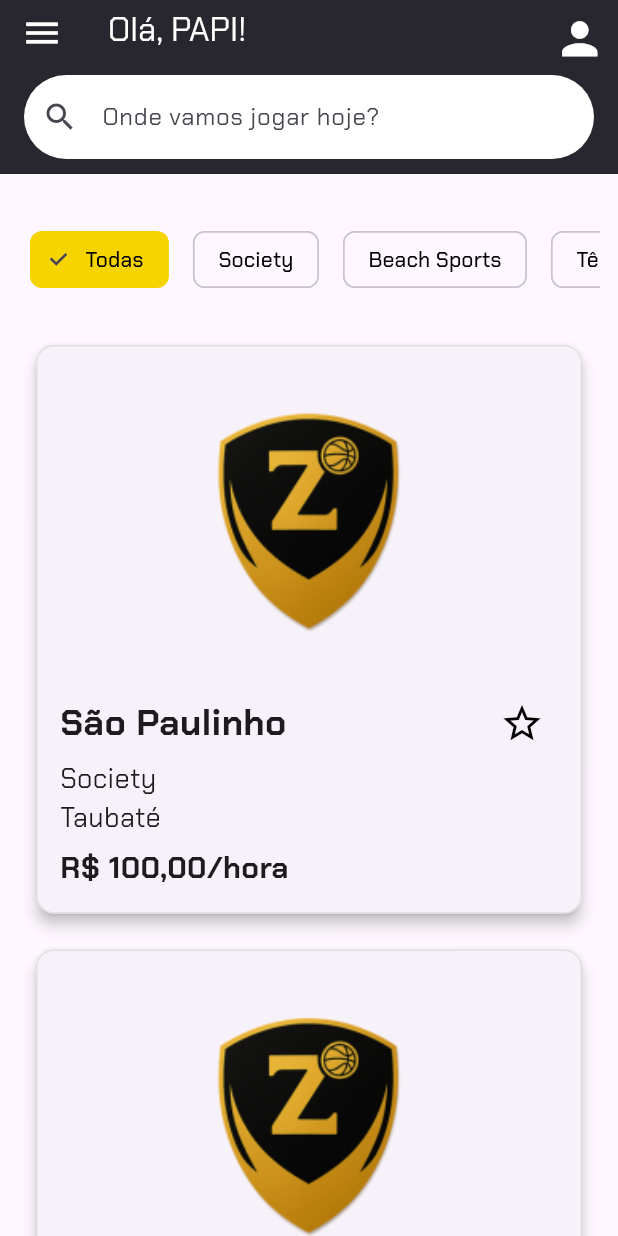
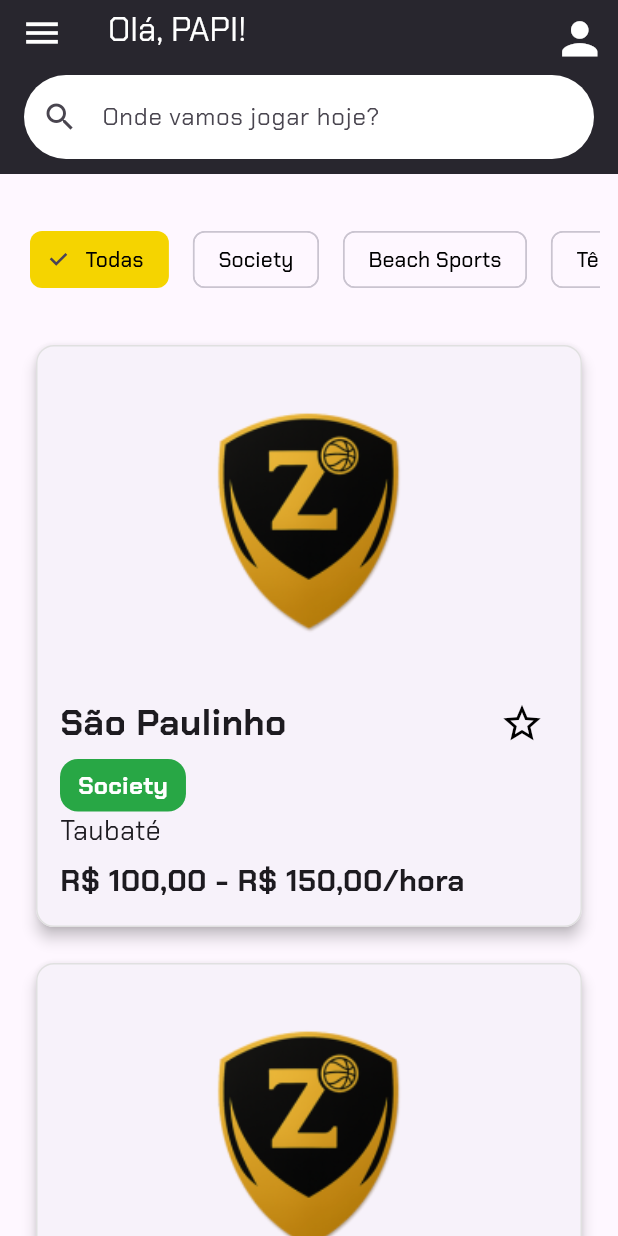
Before and after one commit to silva-luiz/arenaz_mobile_v2, a Flutter app: the screen it shows after launch, after a tap on "Entrar", on a phone screen of 412 x 824 dp. Run offline on Flutter 3.47's test engine with Material 3 defaults, Android fonts, the phone set to English and light mode, and no system bars; our stand-ins replace dio, flutter_modular, mobx, pretty_dio_logger; generated files the repository leaves out were written again.

Commit message:
feat: establishment page

```diff
--- /dev/null
+++ b/lib/src/features/arena_details/arena_details_binds.dart
@@ -0,0 +1,6 @@
+import 'package:flutter_modular/flutter_modular.dart';
+
+void arenaDetailsBinds(Injector i) {
+  // i.addLazySingleton<HomeRepository>(HomeRepositoryImpl.new);
+  // i.addLazySingleton<HomeViewmodel>(HomeViewmodel.new);
+}
--- a/lib/src/features/establishment_details/establishment_info_module.dart
+++ b/lib/src/features/establishment_details/establishment_details_module.dart
@@ -1,5 +1,5 @@
-import 'package:arenaz_mobile_v2/src/features/establishment_details/establishment_info_binds.dart';
-import 'package:arenaz_mobile_v2/src/features/establishment_details/establishment_info_routes.dart';
+import 'package:arenaz_mobile_v2/src/features/establishment_details/establishment_details_binds.dart';
+import 'package:arenaz_mobile_v2/src/features/establishment_details/establishment_details_routes.dart';
 import 'package:arenaz_mobile_v2/src/features/shared/shared_module.dart';
 import 'package:flutter_modular/flutter_modular.dart';
 
--- a/lib/src/features/home/presenter/pages/home_page.dart
+++ b/lib/src/features/home/presenter/pages/home_page.dart
@@ -7,9 +7,9 @@ import 'package:flutter/material.dart';
 class Establishment {
   final int id;
   final String name;
-  final String category;
+  final List<String> category;
   final String city;
-  final double value;
+  final String value;
   final String image;
   final String address;
   final String description;
@@ -40,10 +40,10 @@ class _HomePageState extends State<HomePage> {
     Establishment(
       id: 1,
       name: 'São Paulinho',
-      category: 'Society',
+      category: ['Society'],
       address: 'Avenida São Paulo, 1234',
       city: 'Taubaté',
-      value: 100.00,
+      value: 'R\$ 100.00 - R\$ 150.00',
       image: 'assets/images/arenaz_logo.png',
       description:
           'O local oferece uma quadra poliesportiva coberta, estacionamento gratuito e área kids para os acompanhantes.',
@@ -51,10 +51,10 @@ class _HomePageState extends State<HomePage> {
     Establishment(
       id: 2,
       name: 'Beach Master',
-      category: 'Beach Sports',
+      category: ['Beach Sports'],
       address: 'Rua do Mar, 456',
       city: 'Ubatuba',
-      value: 120.00,
+      value: 'R\$ 120.00 - R\$ 140.00',
       image: 'assets/images/arenaz_logo.png',
       description:
           'O complexo possui duas quadras de areia iluminadas, vestiários completos e uma lanchonete com opções saudáveis para os atletas.',
@@ -62,10 +62,10 @@ class _HomePageState extends State<HomePage> {
     Establishment(
       id: 3,
       name: 'Tênis Clube',
-      category: 'Tênis',
+      category: ['Tênis', 'Society'],
       address: 'Rua do Tênis, 789',
       city: 'São Paulo',
-      value: 90.00,
+      value: 'R\$ 90.00 - R\$130.00',
       image: 'assets/images/arenaz_logo.png',
       description:
           'A arena conta com campo de grama sintética, arquibancada coberta, espaço para eventos e aluguel de materiais esportivos.',
@@ -73,10 +73,10 @@ class _HomePageState extends State<HomePage> {
     Establishment(
       id: 4,
       name: 'Arena 360',
-      category: 'Outras',
+      category: ['Outra'],
       address: 'Rua do Esporte, 101',
       city: 'Campinas',
-      value: 110.00,
+      value: 'R\$ 110.00 - R\$ 150.00',
       image: 'assets/images/arenaz_logo.png',
       description:
           'A estrutura dispõe de três quadras de tênis, loja de artigos esportivos e um café com vista para os jogos.',
--- a/lib/src/features/home/presenter/widgets/establishment_card.dart
+++ b/lib/src/features/home/presenter/widgets/establishment_card.dart
@@ -1,12 +1,13 @@
 import 'package:arenaz_mobile_v2/src/features/shared/colors/colors.dart';
+import 'package:arenaz_mobile_v2/src/features/shared/widgets/badges/category_badge.widget.dart';
 import 'package:flutter/material.dart';
 import 'package:flutter_modular/flutter_modular.dart';
 
 class EstablishmentCard extends StatefulWidget {
   final String name;
-  final String category;
+  final List<String> category;
   final String city;
-  final double value;
+  final String value;
   final String image;
   final String modularRoute;
   final Map<String, dynamic>? arguments;
@@ -83,11 +84,18 @@ class _EstablishmentCardState extends State<EstablishmentCard> {
                   ),
                 ],
               ),
-              Text(widget.category, style: const TextStyle(fontSize: 18)),
+              Wrap(
+                spacing: 8,
+                runSpacing: 4,
+                children:
+                    widget.category.map((category) {
+                      return CategoryBadge(category);
+                    }).toList(),
+              ),
               Text(widget.city, style: const TextStyle(fontSize: 18)),
               const SizedBox(height: 6),
               Text(
-                'R\$ ${widget.value.toStringAsFixed(2).replaceAll('.', ',')}/hora',
+                '${widget.value.replaceAll('.', ',')}/hora',
                 style: const TextStyle(
                   fontWeight: FontWeight.bold,
                   fontSize: 20,
--- a/lib/src/features/shared/colors/colors.dart
+++ b/lib/src/features/shared/colors/colors.dart
@@ -6,7 +6,7 @@ class AppColors {
   static const Color tertiaryColor = Color(0xFF2F2F2F);
   static const Color backgroundColor = Color(0xFFF5F5F5);
   static const Color titleColor = Color(0xFF222222);
-  static const Color textColor = Color(0xFF909090);
+  static const Color textColor = Color(0xFF454545);
   static const Color accentColor = Color(0xFFFF5722);
   static const Color defaultWhite = Color(0xFFFFFFFF);
   static const Color defaultBlack = Color(0xFF000000);
--- /dev/null
+++ b/lib/src/features/shared/widgets/badges/category_badge.widget.dart
@@ -0,0 +1,40 @@
+import 'package:arenaz_mobile_v2/src/features/shared/colors/colors.dart';
+import 'package:flutter/material.dart';
+
+class CategoryBadge extends StatelessWidget {
+  final String category;
+
+  const CategoryBadge(this.category, {super.key});
+
+  Color _getCategoryColor(String category) {
+    switch (category.toLowerCase()) {
+      case 'society':
+        return AppColors.success;
+      case 'tênis':
+        return AppColors.accentColor;
+      case 'beach sports':
+        return AppColors.primaryColor;
+      default:
+        return Colors.grey;
+    }
+  }
+
+  @override
+  Widget build(BuildContext context) {
+    return Container(
+      padding: const EdgeInsets.symmetric(horizontal: 12, vertical: 6),
+      decoration: BoxDecoration(
+        color: _getCategoryColor(category),
+        borderRadius: BorderRadius.circular(12),
+      ),
+      child: Text(
+        category,
+        style: const TextStyle(
+          color: Colors.white,
+          fontSize: 16,
+          fontWeight: FontWeight.bold,
+        ),
+      ),
+    );
+  }
+}
```
Also changed, not shown: lib/src/app_module.dart (+10 -3 lines), lib/src/features/arena_details/arena_details_module.dart (added, +15 -0 lines), lib/src/features/arena_details/arena_details_routes.dart (added, +31 -0 lines), lib/src/features/arena_details/presenter/pages/arena_details_page.dart (added, +37 -0 lines), lib/src/features/establishment_details/presenter/pages/establishment_details_page.dart (+100 -7 lines), lib/src/features/establishment_details/presenter/widgets/arena_card.widget.dart (added, +75 -0 lines), lib/src/features/establishment_details/establishment_details_binds.dart (renamed from lib/src/features/establishment_details/establishment_info_binds.dart), lib/src/features/establishment_details/establishment_details_routes.dart (renamed from lib/src/features/establishment_details/establishment_info_routes.dart).
